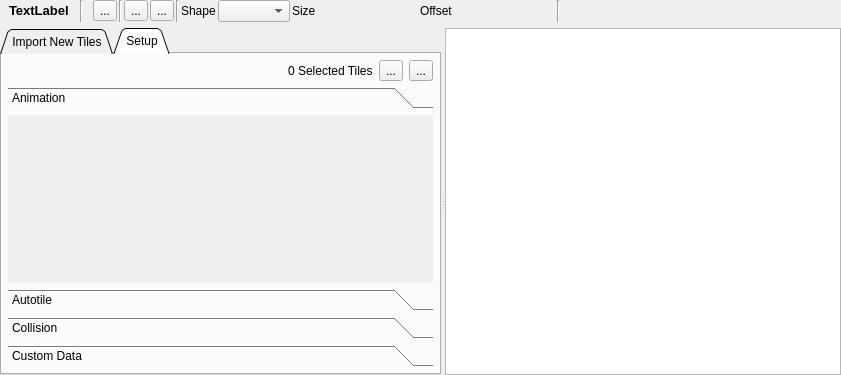
Qt form Editor/src/Widget/Auxiliary/AuxTileSet.ui (GameOverture/HarmonyEngine) before a commit.
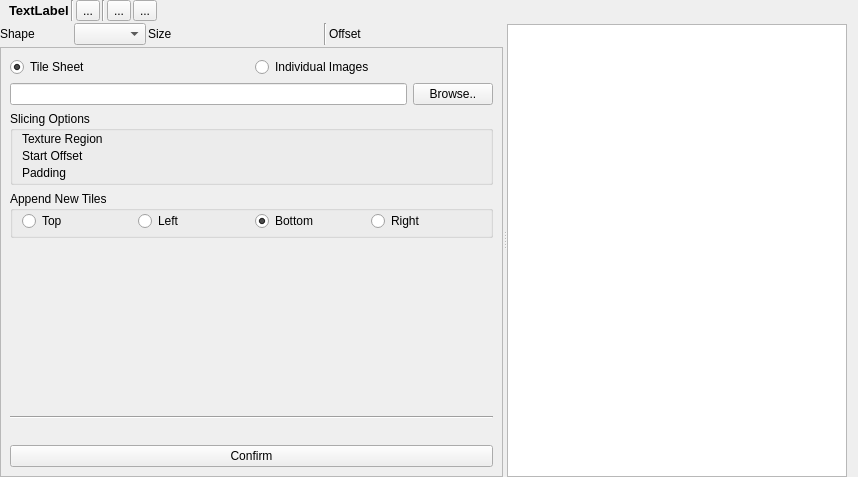
The same form after that commit. The open tabs and pages were chosen to show the change. Icons and pictures are not drawn. Custom widgets are drawn as their Qt base class.

Commit message: TileSet widget placement polish

```diff
--- a/Editor/src/Widget/Auxiliary/AuxTileSet.ui
+++ b/Editor/src/Widget/Auxiliary/AuxTileSet.ui
@@ -6,25 +6,32 @@
    <rect>
     <x>0</x>
     <y>0</y>
-    <width>841</width>
-    <height>354</height>
+    <width>858</width>
+    <height>477</height>
    </rect>
   </property>
   <property name="windowTitle">
    <string>Form</string>
   </property>
-  <layout class="QVBoxLayout" name="verticalLayout_6">
+  <layout class="QVBoxLayout" name="verticalLayout_3">
    <property name="leftMargin">
     <number>0</number>
    </property>
    <property name="topMargin">
     <number>0</number>
    </property>
-   <property name="rightMargin">
-    <number>0</number>
-   </property>
    <property name="bottomMargin">
     <number>0</number>
+   </property>
+   <item>
+    <widget class="QSplitter" name="splitter">
+     <property name="orientation">
+      <enum>Qt::Orientation::Horizontal</enum>
+     </property>
+     <widget class="QWidget" name="verticalLayoutWidget">
+      <layout class="QVBoxLayout" name="verticalLayout">
+       <property name="spacing">
+        <number>2</number>
    </property>
    <item>
     <layout class="QHBoxLayout" name="horizontalLayout_3">
@@ -64,7 +71,6 @@
        <property name="font">
         <font>
          <pointsize>10</pointsize>
-         <weight>75</weight>
          <bold>true</bold>
         </font>
        </property>
@@ -74,15 +80,9 @@
       </widget>
      </item>
      <item>
-      <widget class="Line" name="line">
-       <property name="minimumSize">
-        <size>
-         <width>20</width>
-         <height>0</height>
-        </size>
-       </property>
+          <widget class="Line" name="line_5">
        <property name="orientation">
-        <enum>Qt::Vertical</enum>
+            <enum>Qt::Orientation::Vertical</enum>
        </property>
       </widget>
      </item>
@@ -96,7 +96,7 @@
      <item>
       <widget class="Line" name="line_2">
        <property name="orientation">
-        <enum>Qt::Vertical</enum>
+            <enum>Qt::Orientation::Vertical</enum>
        </property>
       </widget>
      </item>
@@ -115,12 +115,29 @@
       </widget>
      </item>
      <item>
-      <widget class="Line" name="line_3">
+          <spacer name="horizontalSpacer">
        <property name="orientation">
-        <enum>Qt::Vertical</enum>
+            <enum>Qt::Orientation::Horizontal</enum>
+           </property>
+           <property name="sizeHint" stdset="0">
+            <size>
+             <width>40</width>
+             <height>20</height>
+            </size>
+           </property>
+          </spacer>
+         </item>
+         <item>
+          <widget class="QLabel" name="lblInfo">
+           <property name="text">
+            <string>&lt;Info&gt;</string>
        </property>
       </widget>
      </item>
+        </layout>
+       </item>
+       <item>
+        <layout class="QHBoxLayout" name="horizontalLayout_6">
      <item>
       <widget class="QLabel" name="label">
        <property name="text">
@@ -154,6 +171,13 @@
        </property>
       </widget>
      </item>
+         <item>
+          <widget class="Line" name="line_3">
+           <property name="orientation">
+            <enum>Qt::Orientation::Vertical</enum>
+           </property>
+          </widget>
+         </item>
      <item>
       <widget class="QLabel" name="label_4">
        <property name="text">
@@ -177,71 +201,60 @@
        </property>
       </widget>
      </item>
-     <item>
-      <widget class="Line" name="line_5">
-       <property name="orientation">
-        <enum>Qt::Vertical</enum>
-       </property>
-      </widget>
-     </item>
-     <item>
-      <spacer name="horizontalSpacer">
-       <property name="orientation">
-        <enum>Qt::Horizontal</enum>
-       </property>
-       <property name="sizeHint" stdset="0">
-        <size>
-         <width>40</width>
-         <height>20</height>
-        </size>
-       </property>
-      </spacer>
-     </item>
-     <item>
-      <widget class="QLabel" name="lblInfo">
-       <property name="text">
-        <string>&lt;Info&gt;</string>
-       </property>
-      </widget>
-     </item>
     </layout>
    </item>
    <item>
-    <widget class="QSplitter" name="splitter">
+        <widget class="QStackedWidget" name="setupStackedWidget">
+         <property name="currentIndex">
+          <number>1</number>
+         </property>
+         <widget class="QWidget" name="setupStackedWidgetPage1" native="true">
+          <layout class="QVBoxLayout" name="verticalLayout_8">
+           <property name="leftMargin">
+            <number>0</number>
+           </property>
+           <property name="topMargin">
+            <number>0</number>
+           </property>
+           <property name="rightMargin">
+            <number>0</number>
+           </property>
+           <property name="bottomMargin">
+            <number>0</number>
+           </property>
+           <item>
+            <widget class="QScrollArea" name="scrollAreaImport">
      <property name="sizePolicy">
-      <sizepolicy hsizetype="Expanding" vsizetype="Expanding">
+              <sizepolicy hsizetype="MinimumExpanding" vsizetype="Expanding">
        <horstretch>0</horstretch>
        <verstretch>0</verstretch>
       </sizepolicy>
      </property>
-     <property name="orientation">
-      <enum>Qt::Horizontal</enum>
-     </property>
-     <widget class="QWidget" name="verticalLayoutWidget">
-      <layout class="QVBoxLayout" name="verticalLayout">
-       <item>
-        <widget class="QTabWidget" name="tabWidget">
-         <property name="tabShape">
-          <enum>QTabWidget::Triangular</enum>
-         </property>
-         <property name="currentIndex">
-          <number>1</number>
-         </property>
-         <widget class="QWidget" name="tabImport">
-          <attribute name="icon">
-           <iconset resource="../../../data/HyEditor.qrc">
-            <normaloff>:/icons16x16/generic-add.png</normaloff>:/icons16x16/generic-add.png</iconset>
-          </attribute>
-          <attribute name="title">
-           <string>Import New Tiles</string>
-          </attribute>
-          <layout class="QVBoxLayout" name="verticalLayout_4">
+             <property name="horizontalScrollBarPolicy">
+              <enum>Qt::ScrollBarPolicy::ScrollBarAlwaysOff</enum>
+             </property>
+             <property name="sizeAdjustPolicy">
+              <enum>QAbstractScrollArea::SizeAdjustPolicy::AdjustToContentsOnFirstShow</enum>
+             </property>
+             <property name="widgetResizable">
+              <bool>true</bool>
+             </property>
+             <widget class="QWidget" name="scrollAreaWidgetContents">
+              <property name="geometry">
+               <rect>
+                <x>0</x>
+                <y>0</y>
+                <width>470</width>
+                <height>418</height>
+               </rect>
+              </property>
+              <layout class="QVBoxLayout" name="verticalLayout_9">
            <item>
             <layout class="QHBoxLayout" name="horizontalLayout_4">
              <item>
               <widget class="QRadioButton" name="radTileSheet">
                <property name="text">
-                <string>Tile Sheet Image</string>
+                    <string>Tile Sheet</string>
                </property>
                <property name="checked">
                 <bool>true</bool>
@@ -251,7 +264,7 @@
              <item>
               <widget class="QRadioButton" name="radTileImages">
                <property name="text">
-                <string>Individual Tile Images</string>
+                    <string>Individual Images</string>
                </property>
               </widget>
              </item>
@@ -275,13 +288,6 @@
              </item>
             </layout>
            </item>
-           <item>
-            <widget class="Line" name="line_4">
-             <property name="orientation">
-              <enum>Qt::Horizontal</enum>
-             </property>
-            </widget>
-           </item>
            <item>
             <widget class="QGroupBox" name="grpSlicingOptions">
              <property name="sizePolicy">
@@ -294,6 +300,15 @@
               <string>Slicing Options</string>
              </property>
              <layout class="QFormLayout" name="formLayout">
+                  <property name="verticalSpacing">
+                   <number>3</number>
+                  </property>
+                  <property name="topMargin">
+                   <number>1</number>
+                  </property>
+                  <property name="bottomMargin">
+                   <number>2</number>
+                  </property>
               <item row="0" column="0">
                <widget class="QLabel" name="label_2">
                 <property name="toolTip">
@@ -304,6 +319,9 @@
                 </property>
                </widget>
               </item>
+                  <item row="0" column="1">
+                   <widget class="WgtVectorSpinBox" name="vsbTextureRegion" native="true"/>
+                  </item>
               <item row="1" column="0">
                <widget class="QLabel" name="label_5">
                 <property name="toolTip">
@@ -314,6 +332,9 @@
                 </property>
                </widget>
               </item>
+                  <item row="1" column="1">
+                   <widget class="WgtVectorSpinBox" name="vsbStartOffset" native="true"/>
+                  </item>
               <item row="2" column="0">
                <widget class="QLabel" name="label_8">
                 <property name="toolTip">
@@ -324,15 +345,9 @@
                 </property>
                </widget>
               </item>
-              <item row="1" column="1">
-               <widget class="WgtVectorSpinBox" name="vsbStartOffset" native="true"/>
-              </item>
               <item row="2" column="1">
                <widget class="WgtVectorSpinBox" name="vsbPadding" native="true"/>
               </item>
-              <item row="0" column="1">
-               <widget class="WgtVectorSpinBox" name="vsbTextureRegion" native="true"/>
-              </item>
              </layout>
             </widget>
            </item>
@@ -342,28 +357,27 @@
               <string>Append New Tiles</string>
              </property>
              <layout class="QGridLayout" name="gridLayout">
-              <item row="2" column="2">
-               <widget class="QRadioButton" name="radImportRight">
-                <property name="text">
-                 <string>Right</string>
-                </property>
-               </widget>
-              </item>
-              <item row="2" column="0">
+                  <property name="topMargin">
+                   <number>0</number>
+                  </property>
+                  <property name="bottomMargin">
+                   <number>4</number>
+                  </property>
+                  <item row="2" column="1">
                <widget class="QRadioButton" name="radImportLeft">
                 <property name="text">
                  <string>Left</string>
                 </property>
                </widget>
               </item>
-              <item row="0" column="1">
-               <widget class="QRadioButton" name="radImportTop">
+                  <item row="2" column="3">
+                   <widget class="QRadioButton" name="radImportRight">
                 <property name="text">
-                 <string>Top</string>
+                     <string>Right</string>
                 </property>
                </widget>
               </item>
-              <item row="2" column="1">
+                  <item row="2" column="2">
                <widget class="QRadioButton" name="radImportBottom">
                 <property name="text">
                  <string>Bottom</string>
@@ -373,22 +387,36 @@
                 </property>
                </widget>
               </item>
+                  <item row="2" column="0">
+                   <widget class="QRadioButton" name="radImportTop">
+                    <property name="text">
+                     <string>Top</string>
+                    </property>
+                   </widget>
+                  </item>
              </layout>
             </widget>
            </item>
            <item>
             <spacer name="verticalSpacer">
              <property name="orientation">
-              <enum>Qt::Vertical</enum>
+                  <enum>Qt::Orientation::Vertical</enum>
              </property>
              <property name="sizeHint" stdset="0">
               <size>
                <width>20</width>
-               <height>40</height>
+                   <height>6</height>
               </size>
              </property>
             </spacer>
            </item>
+               <item>
+                <widget class="Line" name="line_4">
+                 <property name="orientation">
+                  <enum>Qt::Orientation::Horizontal</enum>
+                 </property>
+                </widget>
+               </item>
            <item>
             <widget class="QLabel" name="lblError">
              <property name="sizePolicy">
@@ -401,10 +429,10 @@
               <string/>
              </property>
              <property name="textFormat">
-              <enum>Qt::AutoText</enum>
+                  <enum>Qt::TextFormat::AutoText</enum>
              </property>
              <property name="alignment">
-              <set>Qt::AlignRight|Qt::AlignTrailing|Qt::AlignVCenter</set>
+                  <set>Qt::AlignmentFlag::AlignRight|Qt::AlignmentFlag::AlignTrailing|Qt::AlignmentFlag::AlignVCenter</set>
              </property>
             </widget>
            </item>
@@ -417,47 +445,18 @@
            </item>
           </layout>
          </widget>
-         <widget class="QWidget" name="tabSetup">
-          <attribute name="icon">
-           <iconset resource="../../../data/HyEditor.qrc">
-            <normaloff>:/icons16x16/items/TileSet-Settings.png</normaloff>:/icons16x16/items/TileSet-Settings.png</iconset>
-          </attribute>
-          <attribute name="title">
-           <string>Setup</string>
-          </attribute>
-          <layout class="QVBoxLayout" name="verticalLayout_2">
-           <property name="leftMargin">
-            <number>0</number>
-           </property>
-           <property name="topMargin">
-            <number>0</number>
-           </property>
-           <property name="rightMargin">
-            <number>0</number>
-           </property>
-           <property name="bottomMargin">
-            <number>0</number>
-           </property>
-           <item>
-            <layout class="QVBoxLayout" name="verticalLayout_5">
-             <property name="leftMargin">
-              <number>6</number>
-             </property>
-             <property name="topMargin">
-              <number>6</number>
-             </property>
-             <property name="rightMargin">
-              <number>6</number>
-             </property>
-             <property name="bottomMargin">
-              <number>6</number>
-             </property>
+            </widget>
+           </item>
+          </layout>
+         </widget>
+         <widget class="QWidget" name="setupStackedWidgetPage2" native="true">
+          <layout class="QVBoxLayout" name="verticalLayout_7">
              <item>
               <layout class="QHBoxLayout" name="horizontalLayout_5">
                <item>
                 <spacer name="horizontalSpacer_2">
                  <property name="orientation">
-                  <enum>Qt::Horizontal</enum>
+                <enum>Qt::Orientation::Horizontal</enum>
                  </property>
                  <property name="sizeHint" stdset="0">
                   <size>
@@ -468,7 +467,7 @@
                 </spacer>
                </item>
                <item>
-                <widget class="QLabel" name="label_6">
+              <widget class="QLabel" name="lblArrangeSelectedTiles">
                  <property name="text">
                   <string>0 Selected Tiles</string>
                  </property>
@@ -482,7 +481,7 @@
                 </widget>
                </item>
                <item>
-                <widget class="QToolButton" name="btnRemoveTiles">
+              <widget class="QToolButton" name="btnDeleteTiles">
                  <property name="text">
                   <string>...</string>
                  </property>
@@ -490,70 +489,43 @@
                </item>
               </layout>
              </item>
-             <item>
-              <widget class="QToolBox" name="toolBox">
-               <property name="currentIndex">
-                <number>0</number>
-               </property>
-               <widget class="QWidget" name="pgAnimation">
-                <property name="geometry">
-                 <rect>
-                  <x>0</x>
-                  <y>0</y>
-                  <width>403</width>
-                  <height>141</height>
-                 </rect>
-                </property>
-                <attribute name="icon">
-                 <iconset resource="../../../data/HyEditor.qrc">
-                  <normaloff>:/icons16x16/media-play.png</normaloff>:/icons16x16/media-play.png</iconset>
-                </attribute>
-                <attribute name="label">
-                 <string>Animation</string>
-                </attribute>
-               </widget>
-               <widget class="QWidget" name="pgAutotile">
-                <attribute name="icon">
-                 <iconset resource="../../../data/HyEditor.qrc">
-                  <normaloff>:/icons16x16/tileset-autotile.png</normaloff>:/icons16x16/tileset-autotile.png</iconset>
-                </attribute>
-                <attribute name="label">
-                 <string>Autotile</string>
-                </attribute>
-               </widget>
-               <widget class="QWidget" name="pgCollision">
-                <attribute name="icon">
-                 <iconset resource="../../../data/HyEditor.qrc">
-                  <normaloff>:/icons16x16/showGrid-Origin.png</normaloff>:/icons16x16/showGrid-Origin.png</iconset>
-                </attribute>
-                <attribute name="label">
-                 <string>Collision</string>
-                </attribute>
-               </widget>
-               <widget class="QWidget" name="pgCustom">
-                <attribute name="icon">
-                 <iconset resource="../../../data/HyEditor.qrc">
-                  <normaloff>:/icons16x16/generic-rename.png</normaloff>:/icons16x16/generic-rename.png</iconset>
-                </attribute>
-                <attribute name="label">
-                 <string>Custom Data</string>
-                </attribute>
-               </widget>
-              </widget>
-             </item>
-            </layout>
-           </item>
-          </layout>
+          </layout>
          </widget>
+         <widget class="QWidget" name="setupStackedWidgetPage3" native="true"/>
+         <widget class="QWidget" name="setupStackedWidgetPage4" native="true"/>
+         <widget class="QWidget" name="setupStackedWidgetPage5" native="true"/>
+         <widget class="QWidget" name="setupStackedWidgetPage6" native="true"/>
         </widget>
        </item>
       </layout>
      </widget>
      <widget class="QWidget" name="verticalLayoutWidget_2">
-      <layout class="QVBoxLayout" name="verticalLayout_3">
+      <layout class="QVBoxLayout" name="verticalLayout_2">
        <property name="spacing">
-        <number>2</number>
+        <number>0</number>
        </property>
+       <item>
+        <widget class="QFrame" name="tabFrame">
+         <property name="sizePolicy">
+          <sizepolicy hsizetype="Expanding" vsizetype="Minimum">
+           <horstretch>0</horstretch>
+           <verstretch>0</verstretch>
+          </sizepolicy>
+         </property>
+         <property name="minimumSize">
+          <size>
+           <width>0</width>
+           <height>24</height>
+          </size>
+         </property>
+         <property name="frameShape">
+          <enum>QFrame::Shape::NoFrame</enum>
+         </property>
+         <property name="frameShadow">
+          <enum>QFrame::Shadow::Raised</enum>
+         </property>
+        </widget>
+       </item>
        <item>
         <widget class="TileSetView" name="graphicsView"/>
        </item>
```
Lines whose indentation alone changed are shown as unchanged. The commit also changes 12 other files.
